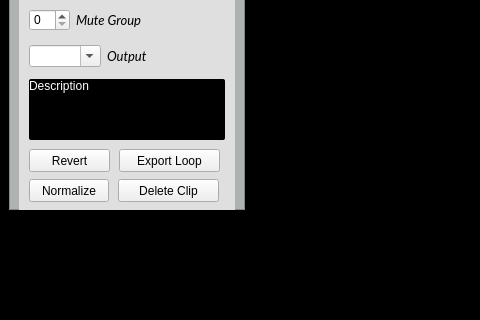
Above: gui_ui.ui from Vampouille/superboucle before the change; both pictures show x 0 to 480 and y 609 to 929 of the 1111 by 929 pixel window. Below: the same form after it.
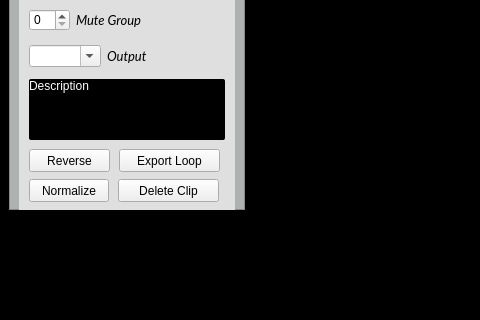
That is the form after the change. Icons and pictures are not drawn. Custom widgets are drawn as their Qt base class.

Commit message: "reverse" button (instead of "revert")

The edit to the form file:
```diff
--- a/gui_ui.ui
+++ b/gui_ui.ui
@@ -442,7 +442,7 @@
             </rect>
            </property>
            <property name="text">
-            <string>Revert</string>
+            <string>Reverse</string>
            </property>
           </widget>
           <widget class="QWidget" name="formLayoutWidget_3">
```
